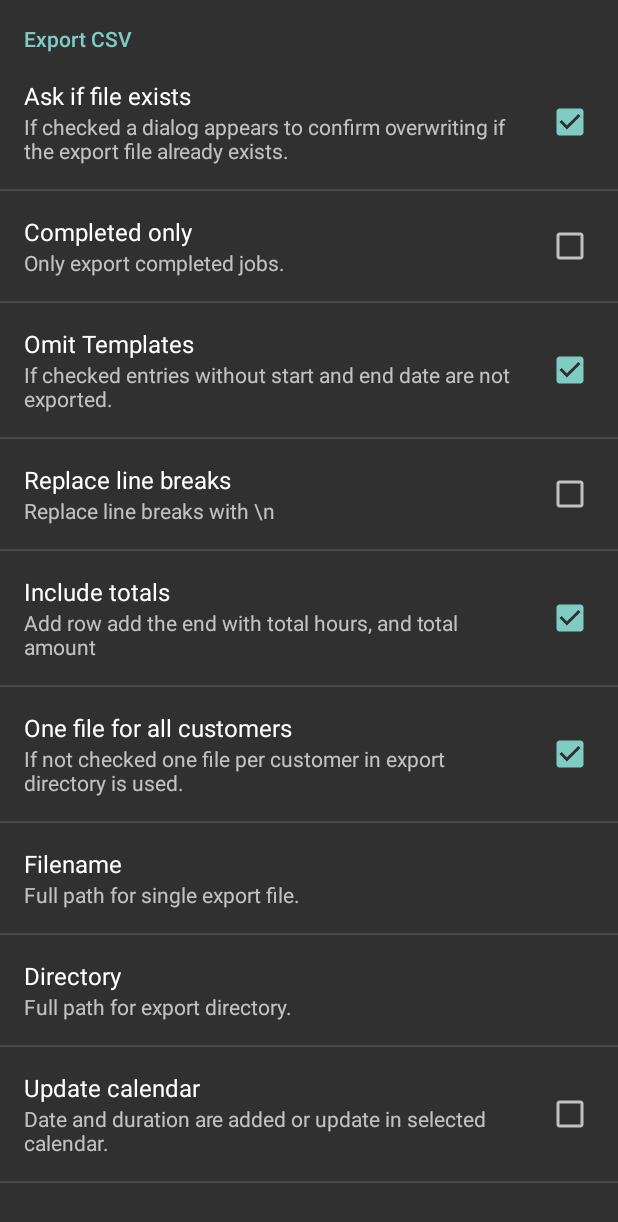
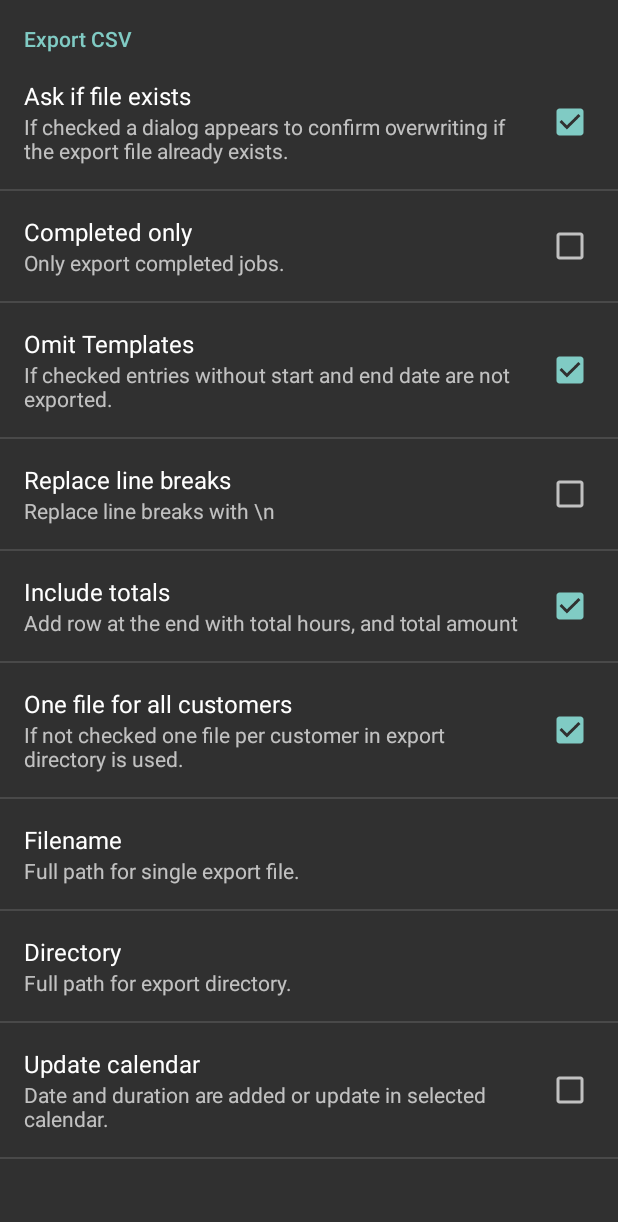
Before and after one commit to openintents/timesheet, an Android app: the PreferenceActivity screen opened directly, with no data from a screen before it, after a tap on "Export CSV", on a phone screen of 412 x 824 dp. Shown: the top 1222 px of the screen. Run offline under Robolectric (Android 15) with nearby library versions, the phone set to English and light mode, and no system bars.

Commit message:
fix typo

```diff
--- a/app/src/main/res/values/strings.xml
+++ b/app/src/main/res/values/strings.xml
@@ -141,7 +141,7 @@
     <string name="preference_export_replace_br">Replace line breaks</string>
     <string name="preference_export_replace_br_summary">Replace line breaks with \\n</string>
     <string name="preference_export_totals">Include totals</string>
-    <string name="preference_export_totals_summary">Add row add the end with total hours, and total amount</string>
+    <string name="preference_export_totals_summary">Add row at the end with total hours, and total amount</string>
     <string name="preference_export_csv">Export CSV</string>
     <string name="preference_export_csv_summary">Settings for CSV file output</string>
     <string name="preference_export_single_file">One file for all customers</string>
```
